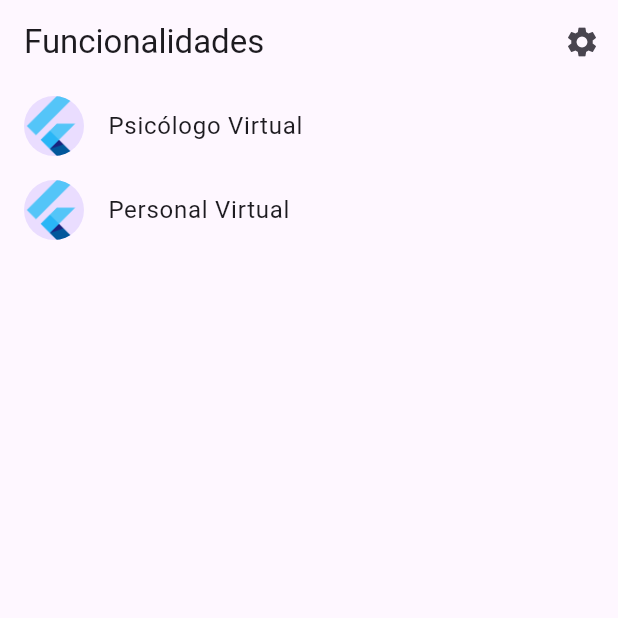
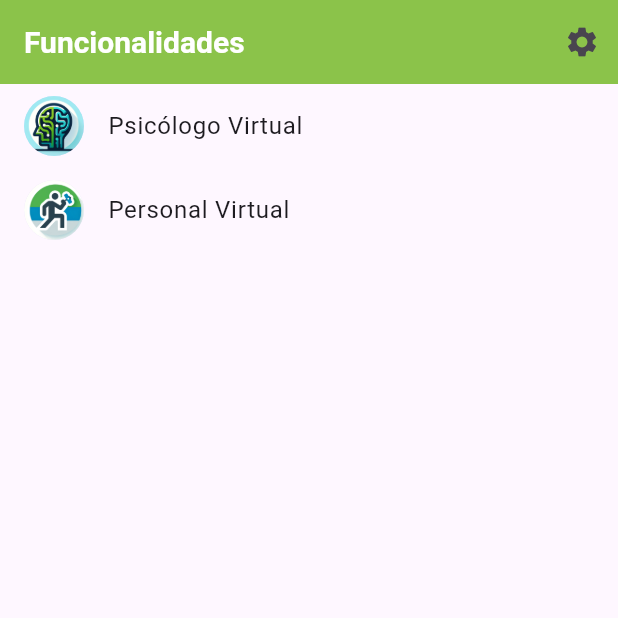
Before and after one commit to clairtonluz/Aplicativo-com-Chat-GPT., a Flutter app: the screen it shows after launch, on a phone screen of 412 x 824 dp, the top half of it. Run offline on Flutter 3.47's test engine with Material 3 defaults, Android fonts, the phone set to English and light mode, and no system bars; missing offline and left inert: dart_openai; generated files the repository leaves out were written again.

Commit message:
removendo arquivo

```diff
--- a/lib/src/app.dart
+++ b/lib/src/app.dart
@@ -58,7 +58,16 @@ class MyApp extends StatelessWidget {
           // Define a light and dark color theme. Then, read the user's
           // preferred ThemeMode (light, dark, or system default) from the
           // SettingsController to display the correct theme.
-          theme: ThemeData(),
+          theme: ThemeData(
+            primarySwatch: Colors.lightGreen,
+            appBarTheme: const AppBarTheme(
+                backgroundColor: Colors.lightGreen,
+                titleTextStyle: TextStyle(
+                  color: Colors.white,
+                  fontSize: 20,
+                  fontWeight: FontWeight.bold,
+                )),
+          ),
           darkTheme: ThemeData.dark(),
           themeMode: settingsController.themeMode,
 
--- a/lib/src/chatgpt/chat_message.dart
+++ b/lib/src/chatgpt/chat_message.dart
@@ -1,6 +1,5 @@
 import 'package:flutter/material.dart';
 import 'package:mavie/src/chatgpt/chatgpt_service.dart';
-import 'package:mavie/src/psicologo_virtual/psicologo_virtual_view.dart';
 
 class ChatMessage extends StatelessWidget {
   final String text;
--- a/lib/src/features/feature.dart
+++ b/lib/src/features/feature.dart
@@ -1,8 +1,9 @@
 /// A placeholder class that represents an entity or model.
 class Feature {
-  const Feature(this.id, this.name, this.routeName);
+  const Feature(this.id, this.name, this.routeName, this.imageUri);
 
   final int id;
   final String name;
   final String routeName;
+  final String imageUri;
 }
--- a/lib/src/features/feature_list_view.dart
+++ b/lib/src/features/feature_list_view.dart
@@ -10,8 +10,10 @@ class FeatureListView extends StatelessWidget {
   const FeatureListView({
     super.key,
     this.items = const [
-      Feature(1, 'Psicólogo Virtual', PsicologoVirtualView.routeName),
-      Feature(2, 'Personal Virtual', PersonalVirtualView.routeName),
+      Feature(1, 'Psicólogo Virtual', PsicologoVirtualView.routeName,
+          'assets/images/psicologia.webp'),
+      Feature(2, 'Personal Virtual', PersonalVirtualView.routeName,
+          'assets/images/personal-trainer.webp'),
     ],
   });
 
@@ -54,9 +56,9 @@ class FeatureListView extends StatelessWidget {
 
           return ListTile(
               title: Text(item.name),
-              leading: const CircleAvatar(
+              leading: CircleAvatar(
                 // Display the Flutter Logo image asset.
-                foregroundImage: AssetImage('assets/images/flutter_logo.png'),
+                foregroundImage: AssetImage(item.imageUri),
               ),
               onTap: () {
                 // Navigate to the details page. If the user leaves and returns to
```
Also changed, not shown: assets/images/personal-trainer.webp (added), assets/images/psicologia.webp (added), 3 other files.
